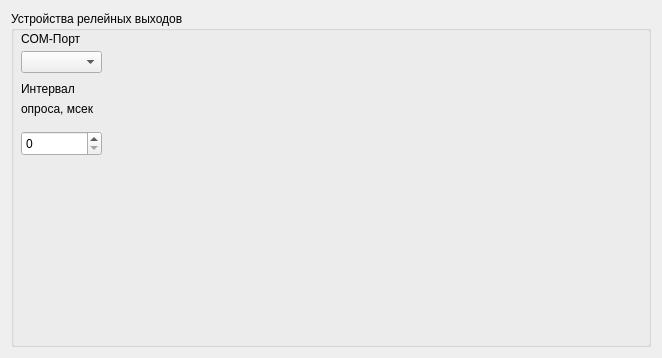
Above: m_cfg/adam_widget.ui from xXRadioHeadXx/start7 before the change. Below: the same form after it.
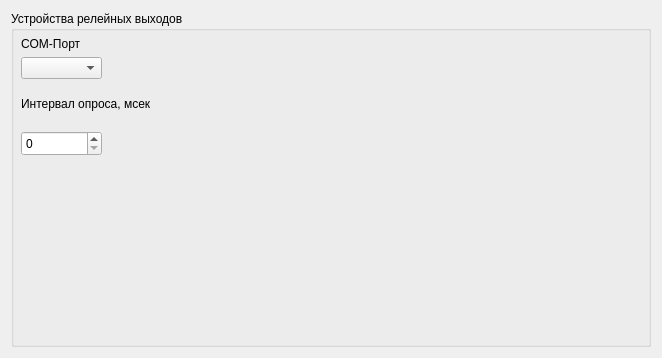
That is the form after the change.

```diff
--- a/m_cfg/adam_widget.ui
+++ b/m_cfg/adam_widget.ui
@@ -25,7 +25,7 @@
         <x>10</x>
         <y>20</y>
         <width>251</width>
-        <height>16</height>
+        <height>25</height>
        </rect>
       </property>
       <property name="text">
@@ -49,33 +49,20 @@
       <property name="geometry">
        <rect>
         <x>10</x>
-        <y>70</y>
-        <width>101</width>
-        <height>16</height>
+        <y>80</y>
+        <width>261</width>
+        <height>25</height>
        </rect>
       </property>
       <property name="text">
-       <string>Интервал </string>
-      </property>
-     </widget>
-     <widget class="QLabel" name="label_2">
-      <property name="geometry">
-       <rect>
-        <x>10</x>
-        <y>90</y>
-        <width>131</width>
-        <height>16</height>
-       </rect>
-      </property>
-      <property name="text">
-       <string>опроса, мсек</string>
+       <string>Интервал опроса, мсек</string>
       </property>
      </widget>
      <widget class="QComboBox" name="Port">
       <property name="geometry">
        <rect>
         <x>10</x>
-        <y>40</y>
+        <y>46</y>
         <width>81</width>
         <height>22</height>
        </rect>
```
